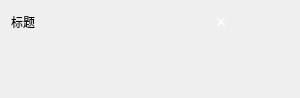
Old version of the form src/notificationPopup.ui in the repository SwartzMss/EasyNotify.
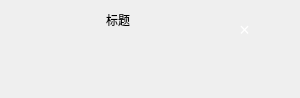
New version of the form.

Commit message: Add message and priority to NotificationPopup

```diff
--- a/src/notificationPopup.ui
+++ b/src/notificationPopup.ui
@@ -20,6 +20,21 @@
    <item>
     <layout class="QHBoxLayout" name="topLayout">
      <item>
+      <widget class="QLabel" name="priorityLabel">
+       <property name="minimumSize">
+        <size>
+         <width>24</width>
+         <height>24</height>
+        </size>
+       </property>
+       <property name="alignment">
+        <set>Qt::AlignmentFlag::AlignCenter</set>
+       </property>
+      </widget>
+     </item>
+     <item>
+      <layout class="QVBoxLayout" name="textLayout">
+       <item>
       <widget class="QLabel" name="titleLabel">
        <property name="text">
         <string>标题</string>
@@ -28,6 +43,18 @@
         <set>Qt::AlignmentFlag::AlignLeading|Qt::AlignmentFlag::AlignLeft|Qt::AlignmentFlag::AlignVCenter</set>
        </property>
       </widget>
+       </item>
+       <item>
+        <widget class="QLabel" name="messageLabel">
+         <property name="text">
+          <string></string>
+         </property>
+         <property name="alignment">
+          <set>Qt::AlignmentFlag::AlignLeading|Qt::AlignmentFlag::AlignLeft|Qt::AlignmentFlag::AlignVCenter</set>
+         </property>
+        </widget>
+       </item>
+      </layout>
      </item>
      <item>
       <widget class="QPushButton" name="closeButton">
```
Lines whose indentation alone changed are shown as unchanged. The commit also changes 2 other files.
